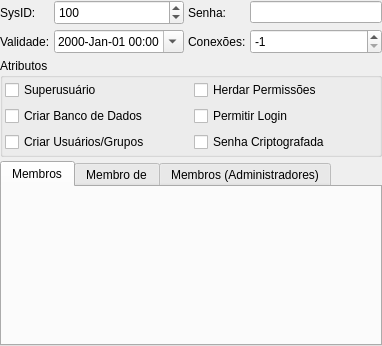
Qt form pgmodeler_ui/ui/papelwidget.ui (erdincay/pgmodeler-old) before a commit.
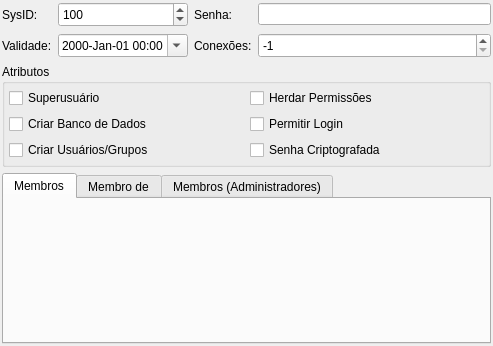
The same form after that commit.

Patch:
```diff
--- a/pgmodeler_ui/ui/papelwidget.ui
+++ b/pgmodeler_ui/ui/papelwidget.ui
@@ -6,7 +6,7 @@
    <rect>
     <x>0</x>
     <y>0</y>
-    <width>382</width>
+    <width>493</width>
     <height>346</height>
    </rect>
   </property>
@@ -21,10 +21,10 @@
   </property>
   <layout class="QGridLayout" name="papel_grid">
    <property name="margin">
-    <number>0</number>
+    <number>2</number>
    </property>
    <property name="spacing">
-    <number>4</number>
+    <number>6</number>
    </property>
    <item row="0" column="0">
     <widget class="QLabel" name="sysid_lbl">
@@ -119,7 +119,10 @@
      </property>
      <layout class="QGridLayout" name="gridLayout">
       <property name="margin">
-       <number>2</number>
+       <number>4</number>
+      </property>
+      <property name="spacing">
+       <number>6</number>
       </property>
       <item row="0" column="0">
        <widget class="QCheckBox" name="superusr_chk">
```
